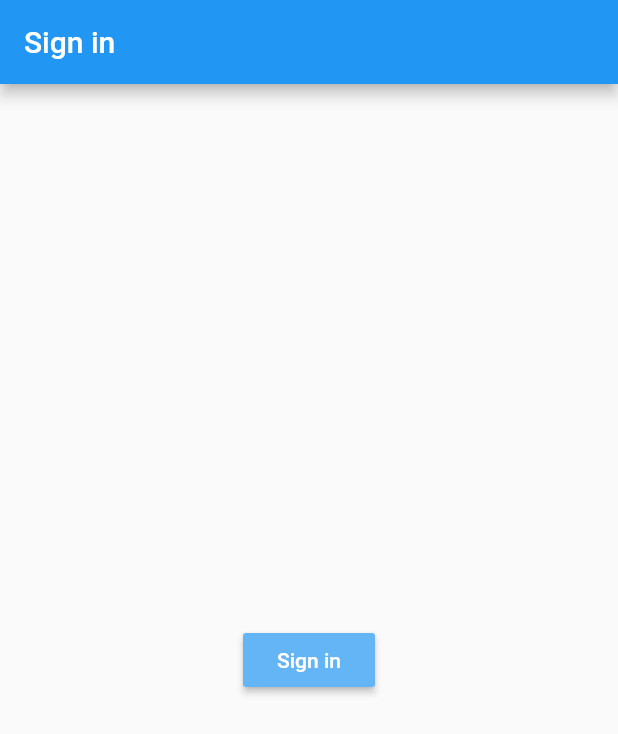
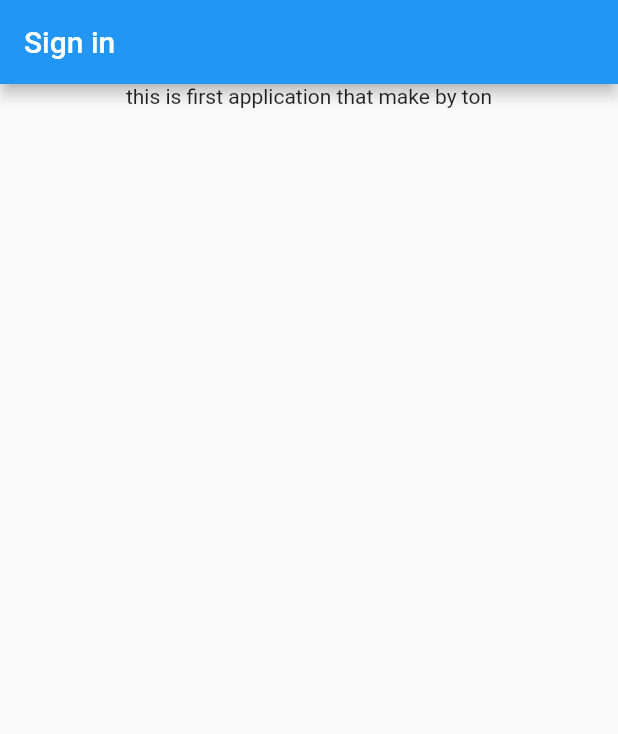
Before and after one commit to tontanh/app1, a Flutter app: the screen it shows after launch, on a phone screen of 412 x 824 dp. Shown: the top 734 px of the screen. Run offline on Flutter 3.47's test engine with Material 2 defaults, Android fonts, the phone set to English and light mode, and no system bars.

Commit message:
change a bit

```diff
--- a/lib/home_page.dart
+++ b/lib/home_page.dart
@@ -9,15 +9,19 @@ class Homepage extends StatelessWidget {
           'Sign in',
         ),
       ),
-      body: Center(
-          child: RaisedButton(
-        child: Text(
-          "Sign in",
-          style: TextStyle(color: Colors.white),
-        ),
-        color: Colors.blue[300],
-        onPressed: () {},
-      )),
+      body: Column(
+        children: [
+          Column(
+            children: [
+              Center(
+                child: Text(
+                  "this is first application that make by ton",
+                ),
+              ),
+            ],
+          ),
+        ],
+      ),
     );
   }
 }
--- a/lib/main.dart
+++ b/lib/main.dart
@@ -1,6 +1,5 @@
 import 'package:flutter/material.dart';
 import 'home_page.dart';
-import 'page1.dart';
 
 void main() {
   runApp(MyApp());
@@ -14,3 +13,4 @@ class MyApp extends StatelessWidget {
     );
   }
 }
+//
```
